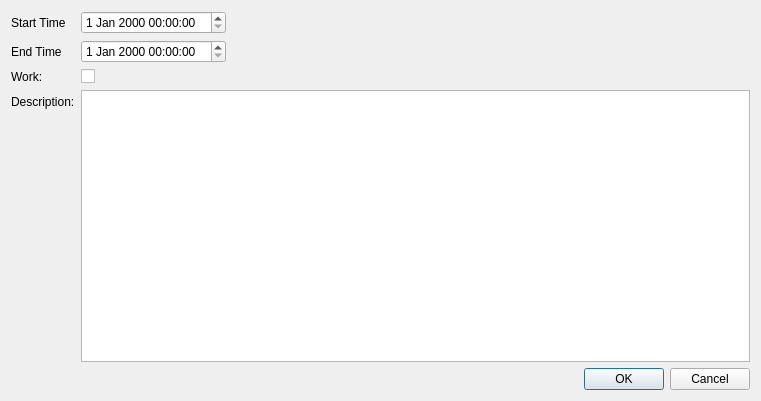
The window that src/worklog/ui/widget/entrydialog.ui (anetczuk/work-log) describes before a commit, drawn with Qt 5.
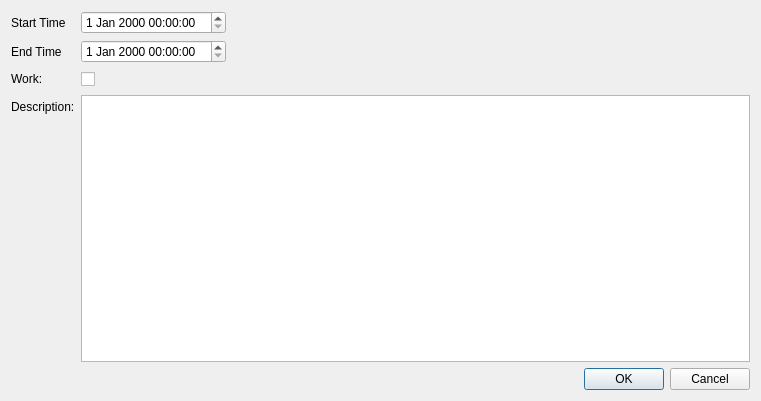
The same window after the commit.

The edit to the form file:
```diff
--- a/src/worklog/ui/widget/entrydialog.ui
+++ b/src/worklog/ui/widget/entrydialog.ui
@@ -90,7 +90,7 @@
      <item row="2" column="1">
       <widget class="QCheckBox" name="workCB">
        <property name="text">
-        <string/>
+        <string>                        </string>
        </property>
       </widget>
      </item>
```
